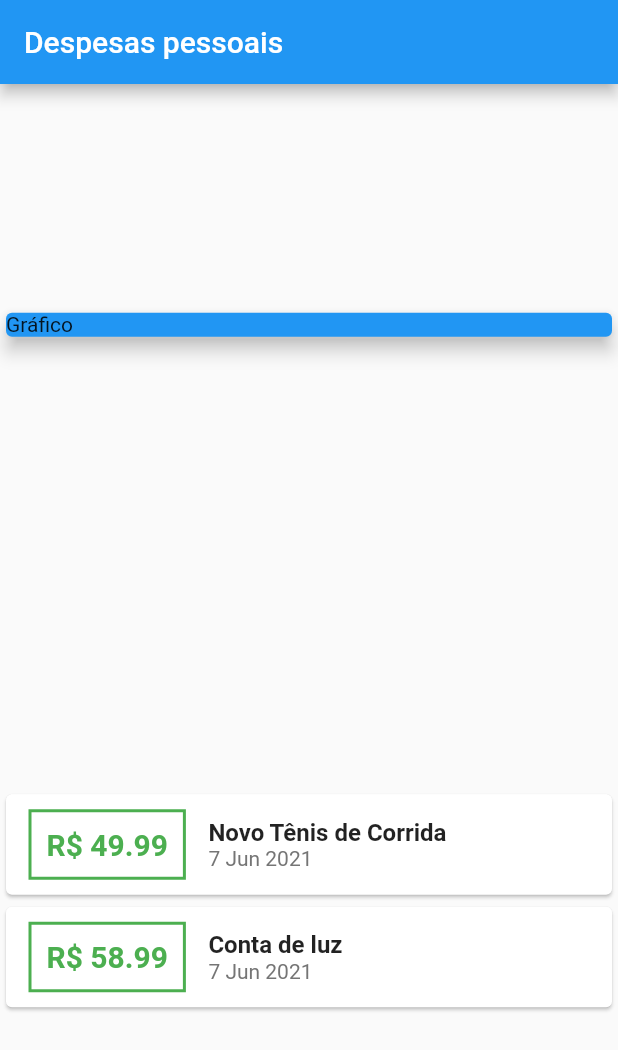
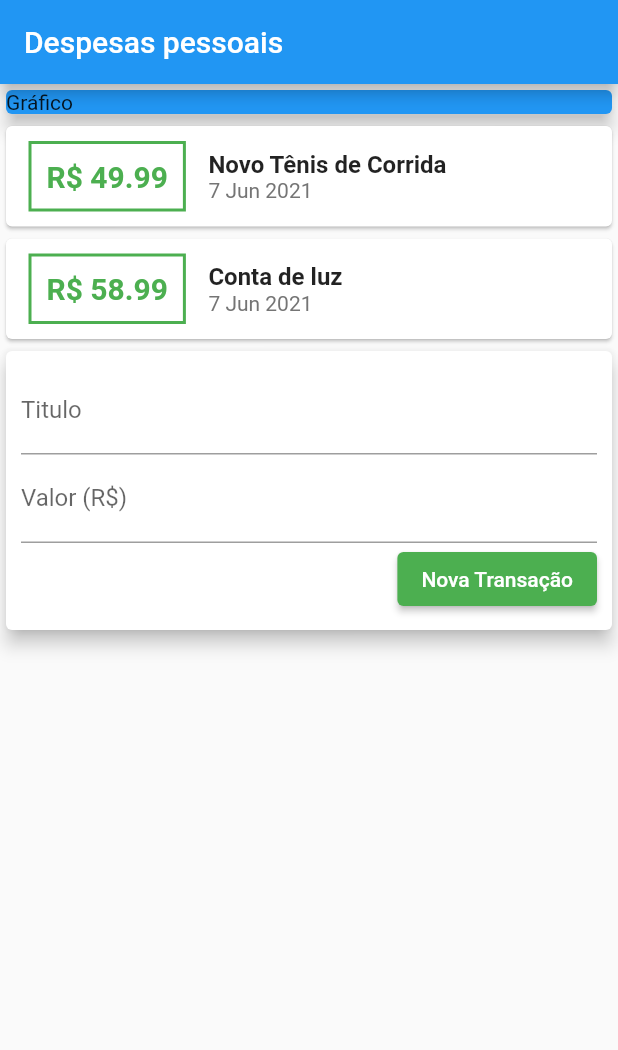
Before and after one commit to Daniel-Fonseca-da-Silva/Project-Expenses-Week, a Flutter app: the screen it shows after launch, on a phone screen of 412 x 824 dp. Shown: the top 1050 px of the screen. Run offline on Flutter 3.47's test engine with Material 2 defaults, Android fonts, the phone set to English and light mode, and no system bars.

Commit message:
Added the title and value in textfield

```diff
--- a/lib/main.dart
+++ b/lib/main.dart
@@ -39,7 +39,6 @@ class MyHomePage extends StatelessWidget {
         title: Text('Despesas pessoais'),
       ),
       body: Column(
-        mainAxisAlignment: MainAxisAlignment.spaceAround,
         crossAxisAlignment: CrossAxisAlignment.stretch,
         children: [
           Container(
@@ -98,6 +97,38 @@ class MyHomePage extends StatelessWidget {
                 ),
               );
             }).toList(),
+          ),
+          Card(
+            elevation: 5,
+            child: Padding(
+              padding: const EdgeInsets.all(10),
+              child: Column(
+                children: [
+                  TextField(
+                    decoration: InputDecoration(
+                      labelText: 'Titulo',
+                    ),
+                  ),
+                  TextField(
+                    decoration: InputDecoration(
+                      labelText: 'Valor (R\$)',
+                  ),
+                  ),
+                  Row(
+                    mainAxisAlignment: MainAxisAlignment.end,
+                    children: [
+                      ElevatedButton(
+                        child: Text('Nova Transação'),
+                        style: ElevatedButton.styleFrom(
+                          primary: Colors.green,
+                        ),
+                        onPressed: () {},
+                      ),
+                    ],
+                  )
+                ],
+              ),
+            ),
           )
         ],
       ),
```
